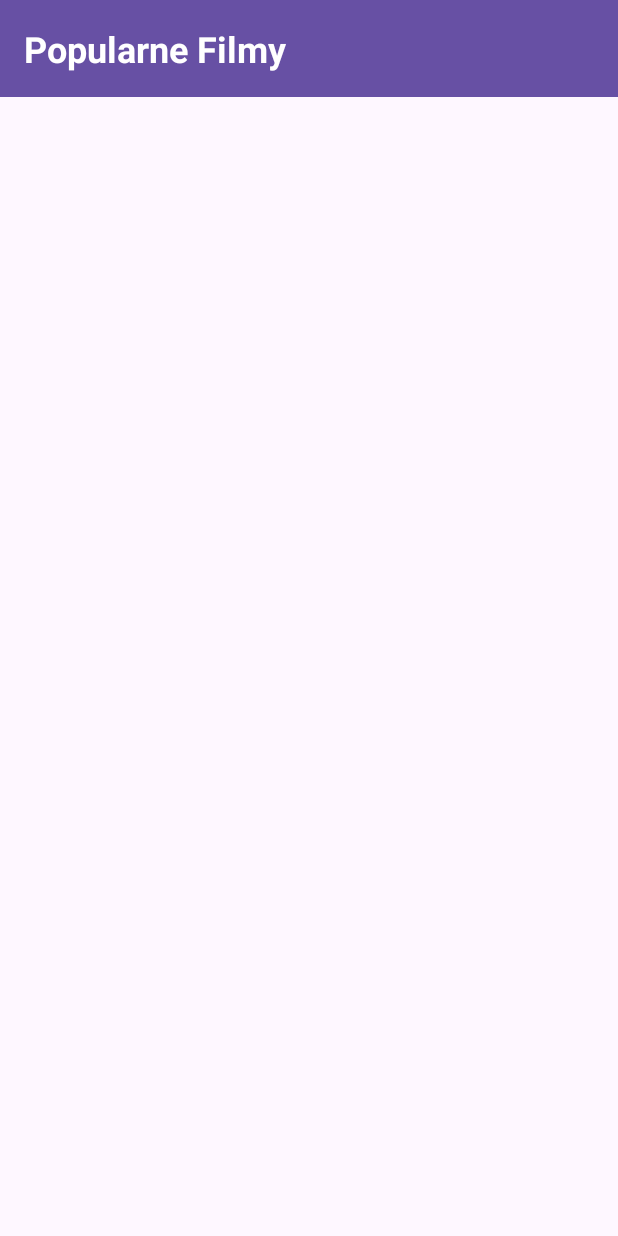
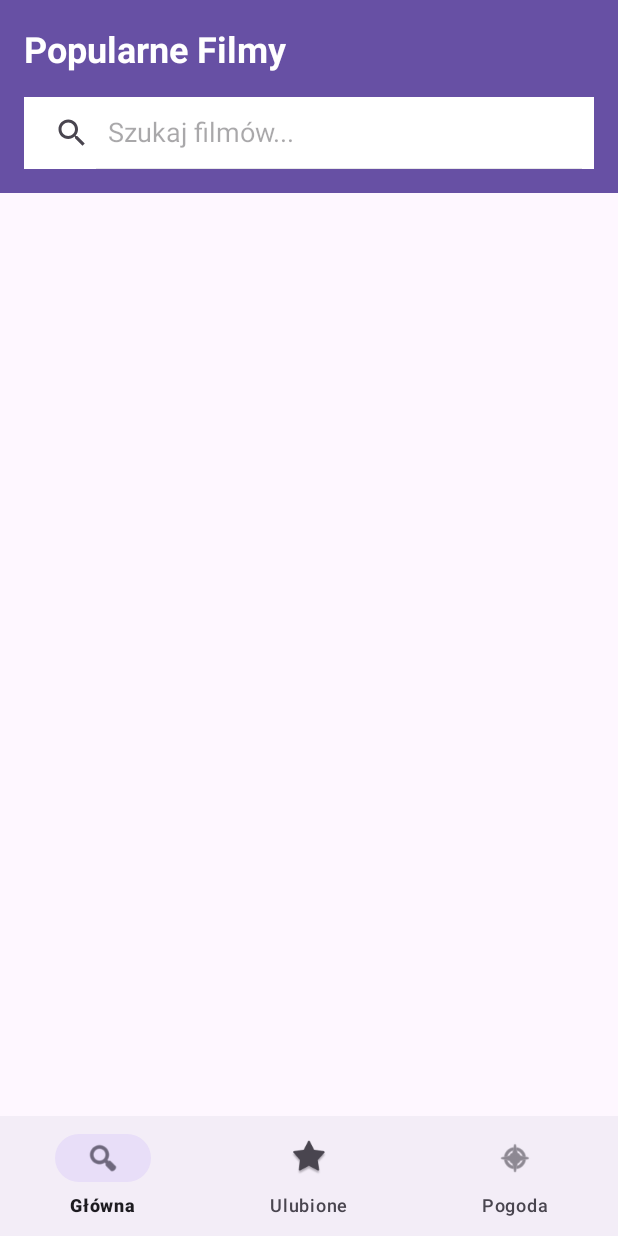
Before and after one commit to Maksic955/aplikacja-filmowa, an Android app: the MainActivity screen opened directly, with no data from a screen before it, on a phone screen of 412 x 824 dp. Run offline under Robolectric (Android 15) with nearby library versions, the phone set to English and light mode, and no system bars; pictures from the network do not load.

Commit message:
Dodano nowe funkcjonalności: możliwość dodania filmu do ulubionych, wyszukiwarkę filmów i ekran z podglądem pogody i lokalizacji.

```diff
--- a/app/src/main/java/com/example/movieapp/MainActivity.kt
+++ b/app/src/main/java/com/example/movieapp/MainActivity.kt
@@ -1,54 +1,46 @@
 package com.example.movieapp.ui
 
-import android.content.Intent
 import android.os.Bundle
-import android.widget.Toast
 import androidx.appcompat.app.AppCompatActivity
-import androidx.lifecycle.lifecycleScope
-import androidx.recyclerview.widget.LinearLayoutManager
-import androidx.recyclerview.widget.RecyclerView
+import androidx.fragment.app.Fragment
+import com.google.android.material.bottomnavigation.BottomNavigationView
 import com.example.movieapp.R
-import com.example.movieapp.adapters.MovieAdapter
-import com.example.movieapp.api.RetrofitClient
-import com.example.movieapp.models.Movie
-import kotlinx.coroutines.launch
 
 class MainActivity : AppCompatActivity() {
 
-    private lateinit var recyclerView: RecyclerView
-    private lateinit var movieAdapter: MovieAdapter
+    private lateinit var bottomNav: BottomNavigationView
 
     override fun onCreate(savedInstanceState: Bundle?) {
         super.onCreate(savedInstanceState)
         setContentView(R.layout.activity_main)
 
-        recyclerView = findViewById(R.id.recyclerViewMovies)
-        recyclerView.layoutManager = LinearLayoutManager(this)
+        bottomNav = findViewById(R.id.bottomNavigationView)
 
-        movieAdapter = MovieAdapter(emptyList()) { movie ->
-            // Kliknięcie w film - później dodamy szczegóły
-            val intent = Intent(this, MovieDetailActivity::class.java)
-            intent.putExtra("movie_id", movie.id)
-            intent.putExtra("movie_title", movie.title)
-            intent.putExtra("movie_overview", movie.overview)
-            intent.putExtra("movie_poster", movie.posterPath)
-            intent.putExtra("movie_rating", movie.voteAverage)
-            startActivity(intent)
-        }
+        // Załaduj domyślny fragment
+        loadFragment(HomeFragment())
 
-        recyclerView.adapter = movieAdapter
-
-        loadMovies()
-    }
-
-    private fun loadMovies() {
-        lifecycleScope.launch {
-            try {
-                val response = RetrofitClient.apiService.getPopularMovies(RetrofitClient.API_KEY)
-                movieAdapter.updateMovies(response.results)
-            } catch (e: Exception) {
-                Toast.makeText(this@MainActivity, "Błąd ładowania filmów: ${e.message}", Toast.LENGTH_LONG).show()
+        bottomNav.setOnItemSelectedListener { item ->
+            when (item.itemId) {
+                R.id.navigation_home -> {
+                    loadFragment(HomeFragment())
+                    true
+                }
+                R.id.navigation_favorites -> {
+                    loadFragment(FavoritesFragment())
+                    true
+                }
+                R.id.navigation_weather -> {
+                    loadFragment(WeatherFragment())
+                    true
+                }
+                else -> false
             }
         }
     }
+
+    private fun loadFragment(fragment: Fragment) {
+        supportFragmentManager.beginTransaction()
+            .replace(R.id.fragmentContainer, fragment)
+            .commit()
+    }
 }
--- /dev/null
+++ b/app/src/main/java/com/example/movieapp/ui/HomeFragment.kt
@@ -0,0 +1,94 @@
+package com.example.movieapp.ui
+
+import android.content.Intent
+import android.os.Bundle
+import android.view.LayoutInflater
+import android.view.View
+import android.view.ViewGroup
+import android.widget.Toast
+import androidx.appcompat.widget.SearchView
+import androidx.fragment.app.Fragment
+import androidx.lifecycle.lifecycleScope
+import androidx.recyclerview.widget.LinearLayoutManager
+import androidx.recyclerview.widget.RecyclerView
+import com.example.movieapp.R
+import com.example.movieapp.adapters.MovieAdapter
+import com.example.movieapp.api.RetrofitClient
+import com.example.movieapp.models.Movie
+import kotlinx.coroutines.launch
+
+class HomeFragment : Fragment() {
+
+    private lateinit var recyclerView: RecyclerView
+    private lateinit var searchView: SearchView
+    private lateinit var movieAdapter: MovieAdapter
+    private var allMovies: List<Movie> = emptyList()
+
+    override fun onCreateView(
+        inflater: LayoutInflater,
+        container: ViewGroup?,
+        savedInstanceState: Bundle?
+    ): View? {
+        return inflater.inflate(R.layout.fragment_home, container, false)
+    }
+
+    override fun onViewCreated(view: View, savedInstanceState: Bundle?) {
+        super.onViewCreated(view, savedInstanceState)
+
+        searchView = view.findViewById(R.id.searchView)
+        recyclerView = view.findViewById(R.id.recyclerViewMovies)
+        recyclerView.layoutManager = LinearLayoutManager(requireContext())
+
+        movieAdapter = MovieAdapter(emptyList()) { movie ->
+            val intent = Intent(requireContext(), MovieDetailActivity::class.java)
+            intent.putExtra("movie_id", movie.id)
+            intent.putExtra("movie_title", movie.title)
+            intent.putExtra("movie_overview", movie.overview)
+            intent.putExtra("movie_poster", movie.posterPath)
+            intent.putExtra("movie_rating", movie.voteAverage)
+            startActivity(intent)
+        }
+
+        recyclerView.adapter = movieAdapter
+
+        // Konfiguracja wyszukiwarki
+        searchView.setOnQueryTextListener(object : SearchView.OnQueryTextListener {
+            override fun onQueryTextSubmit(query: String?): Boolean {
+                query?.let { searchMovies(it) }
+                return true
+            }
+
+            override fun onQueryTextChange(newText: String?): Boolean {
+                if (newText.isNullOrEmpty()) {
+                    movieAdapter.updateMovies(allMovies)
+                }
+                return true
+            }
+        })
+
+        loadMovies()
+    }
+
+    private fun loadMovies() {
+        lifecycleScope.launch {
+            try {
+                val response = RetrofitClient.apiService.getPopularMovies(RetrofitClient.API_KEY)
+                allMovies = response.results
+                movieAdapter.updateMovies(allMovies)
+            } catch (e: Exception) {
+                Toast.makeText(requireContext(), "Błąd ładowania filmów: ${e.message}", Toast.LENGTH_LONG).show()
+            }
+        }
+    }
+
+    private fun searchMovies(query: String) {
+        lifecycleScope.launch {
+            try {
+                val response = RetrofitClient.apiService.searchMovies(RetrofitClient.API_KEY, query)
+                movieAdapter.updateMovies(response.results)
+            } catch (e: Exception) {
+                Toast.makeText(requireContext(), "Błąd wyszukiwania: ${e.message}", Toast.LENGTH_LONG).show()
+            }
+        }
+    }
+}
--- a/app/src/main/java/com/example/movieapp/ui/LoginActivity.kt
+++ b/app/src/main/java/com/example/movieapp/ui/LoginActivity.kt
@@ -38,6 +38,10 @@ class LoginActivity : AppCompatActivity() {
             }
 
             if (dbHelper.loginUser(username, password)) {
+                // Zapisz nazwę użytkownika
+                val sharedPrefs = getSharedPreferences("MovieGalleryPrefs", MODE_PRIVATE)
+                sharedPrefs.edit().putString("logged_in_user", username).apply()
+
                 Toast.makeText(this, "Zalogowano pomyślnie!", Toast.LENGTH_SHORT).show()
                 startActivity(Intent(this, MainActivity::class.java))
                 finish()
--- a/app/src/main/res/layout/activity_main.xml
+++ b/app/src/main/res/layout/activity_main.xml
@@ -1,22 +1,25 @@
 <?xml version="1.0" encoding="utf-8"?>
-<LinearLayout xmlns:android="http://schemas.android.com/apk/res/android"
+<androidx.constraintlayout.widget.ConstraintLayout xmlns:android="http://schemas.android.com/apk/res/android"
+    xmlns:app="http://schemas.android.com/apk/res-auto"
     android:layout_width="match_parent"
-    android:layout_height="match_parent"
-    android:orientation="vertical">
+    android:layout_height="match_parent">
 
-    <TextView
-        android:layout_width="match_parent"
+    <FrameLayout
+        android:id="@+id/fragmentContainer"
+        android:layout_width="0dp"
+        android:layout_height="0dp"
+        app:layout_constraintTop_toTopOf="parent"
+        app:layout_constraintBottom_toTopOf="@id/bottomNavigationView"
+        app:layout_constraintStart_toStartOf="parent"
+        app:layout_constraintEnd_toEndOf="parent"/>
+
+    <com.google.android.material.bottomnavigation.BottomNavigationView
+        android:id="@+id/bottomNavigationView"
+        android:layout_width="0dp"
         android:layout_height="wrap_content"
-        android:text="Popularne Filmy"
-        android:textSize="24sp"
-        android:textStyle="bold"
-        android:padding="16dp"
-        android:background="?attr/colorPrimary"
-        android:textColor="@android:color/white"/>
+        app:layout_constraintBottom_toBottomOf="parent"
+        app:layout_constraintStart_toStartOf="parent"
+        app:layout_constraintEnd_toEndOf="parent"
+        app:menu="@menu/bottom_nav_menu"/>
 
-    <androidx.recyclerview.widget.RecyclerView
-        android:id="@+id/recyclerViewMovies"
-        android:layout_width="match_parent"
-        android:layout_height="match_parent"/>
-
-</LinearLayout>
+</androidx.constraintlayout.widget.ConstraintLayout>
--- /dev/null
+++ b/app/src/main/res/layout/fragment_home.xml
@@ -0,0 +1,46 @@
+<?xml version="1.0" encoding="utf-8"?>
+<LinearLayout xmlns:android="http://schemas.android.com/apk/res/android"
+    xmlns:app="http://schemas.android.com/apk/res-auto"
+    android:layout_width="match_parent"
+    android:layout_height="match_parent"
+    android:orientation="vertical">
+
+    <com.google.android.material.appbar.AppBarLayout
+        android:layout_width="match_parent"
+        android:layout_height="wrap_content">
+
+        <LinearLayout
+            android:layout_width="match_parent"
+            android:layout_height="wrap_content"
+            android:orientation="vertical"
+            android:background="?attr/colorPrimary"
+            android:padding="8dp">
+
+            <TextView
+                android:layout_width="match_parent"
+                android:layout_height="wrap_content"
+                android:text="Popularne Filmy"
+                android:textSize="24sp"
+                android:textStyle="bold"
+                android:textColor="@android:color/white"
+                android:padding="8dp"/>
+
+            <androidx.appcompat.widget.SearchView
+                android:id="@+id/searchView"
+                android:layout_width="match_parent"
+                android:layout_height="wrap_content"
+                android:background="@android:color/white"
+                android:layout_margin="8dp"
+                app:queryHint="Szukaj filmów..."
+                app:iconifiedByDefault="false"/>
+
+        </LinearLayout>
+
+    </com.google.android.material.appbar.AppBarLayout>
+
+    <androidx.recyclerview.widget.RecyclerView
+        android:id="@+id/recyclerViewMovies"
+        android:layout_width="match_parent"
+        android:layout_height="match_parent"/>
+
+</LinearLayout>
--- /dev/null
+++ b/app/src/main/res/menu/bottom_nav_menu.xml
@@ -0,0 +1,17 @@
+<?xml version="1.0" encoding="utf-8"?>
+<menu xmlns:android="http://schemas.android.com/apk/res/android">
+    <item
+        android:id="@+id/navigation_home"
+        android:icon="@android:drawable/ic_menu_search"
+        android:title="Główna" />
+
+    <item
+        android:id="@+id/navigation_favorites"
+        android:icon="@android:drawable/star_big_on"
+        android:title="Ulubione" />
+
+    <item
+        android:id="@+id/navigation_weather"
+        android:icon="@android:drawable/ic_menu_compass"
+        android:title="Pogoda" />
+</menu>
--- /dev/null
+++ b/app/src/main/res/menu/menu.xml
@@ -0,0 +1,4 @@
+<?xml version="1.0" encoding="utf-8"?>
+<menu xmlns:android="http://schemas.android.com/apk/res/android">
+
+</menu>
```
Also changed, not shown: app/build.gradle.kts (+2 -12 lines), app/src/main/java/com/example/movieapp/adapters/FavoriteMovieAdapter.kt (added, +60 -0 lines), app/src/main/java/com/example/movieapp/database/DatabaseHelper.kt (+121 -3 lines), app/src/main/java/com/example/movieapp/ui/FavoritesFragment.kt (added, +92 -0 lines), app/src/main/java/com/example/movieapp/ui/WeatherFragment.kt (added, +19 -0 lines), app/src/main/res/layout/fragment_favorites.xml (added, +38 -0 lines), app/src/main/res/layout/fragment_weather.xml (added, +24 -0 lines), app/src/main/res/layout/item_favorite_movie.xml (added, +60 -0 lines).
